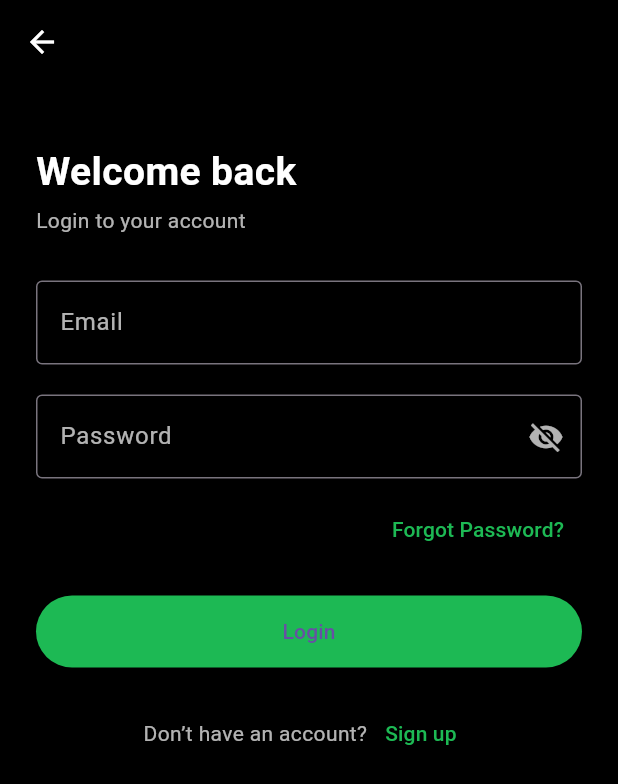
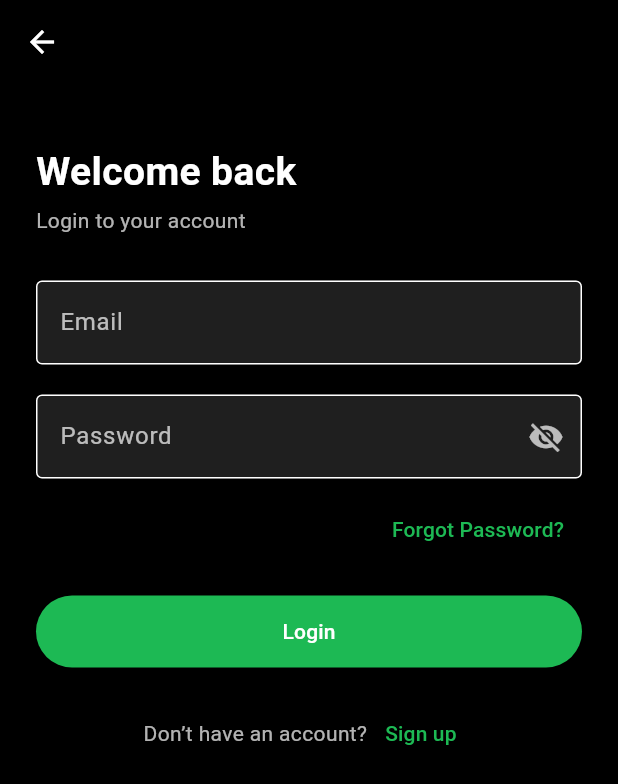
Before and after one commit to Bisrat-19/Flutter_Arifmusic, a Flutter app: the screen it shows after launch, after a tap on "Login", on a phone screen of 412 x 824 dp. Shown: the top 784 px of the screen. Run offline on Flutter 3.47's test engine with Material 3 defaults, Android fonts, the phone set to English and light mode, and no system bars; our stand-ins replace flutter_secure_storage.

Commit message:
added home screen with demmy data

```diff
--- /dev/null
+++ b/frontend/lib/config/theme.dart
@@ -0,0 +1,53 @@
+import 'package:flutter/material.dart';
+
+class AppColors {
+  static const Color background = Color(0xFF000000);
+  static const Color surface = Color(0xFF121212);
+  static const Color card = Color(0xFF1F1F1F);
+  static const Color accent = Color(0xFF1DB954);
+  static const Color textPrimary = Colors.white;
+  static const Color textSecondary = Colors.white70;
+  static const Color textDisabled = Colors.white54;
+}
+
+final ThemeData appTheme = ThemeData(
+  brightness: Brightness.dark,
+  scaffoldBackgroundColor: AppColors.background,
+  primaryColor: AppColors.accent,
+  colorScheme: ColorScheme.dark(
+    surface: AppColors.surface,
+    primary: AppColors.accent,
+    onPrimary: AppColors.textPrimary,
+    onSurface: AppColors.textPrimary,
+  ),
+  textTheme: const TextTheme(
+    titleLarge: TextStyle(color: AppColors.textPrimary),
+    bodyMedium: TextStyle(color: AppColors.textPrimary),
+  ),
+  elevatedButtonTheme: ElevatedButtonThemeData(
+    style: ElevatedButton.styleFrom(
+      backgroundColor: AppColors.accent,
+      foregroundColor: AppColors.textPrimary,
+      shape: RoundedRectangleBorder(borderRadius: BorderRadius.circular(30)),
+    ),
+  ),
+  outlinedButtonTheme: OutlinedButtonThemeData(
+    style: OutlinedButton.styleFrom(
+      side: BorderSide(color: AppColors.textDisabled),
+      foregroundColor: AppColors.textPrimary,
+      shape: RoundedRectangleBorder(borderRadius: BorderRadius.circular(30)),
+    ),
+  ),
+  inputDecorationTheme: InputDecorationTheme(
+    filled: true,
+    fillColor: AppColors.card,
+    hintStyle: TextStyle(color: AppColors.textSecondary),
+    labelStyle: TextStyle(color: AppColors.textSecondary),
+    border: OutlineInputBorder(borderRadius: BorderRadius.circular(12), borderSide: BorderSide.none),
+  ),
+  bottomNavigationBarTheme: BottomNavigationBarThemeData(
+    backgroundColor: AppColors.surface,
+    selectedItemColor: AppColors.accent,
+    unselectedItemColor: AppColors.textSecondary,
+  ),
+);
--- a/frontend/lib/main.dart
+++ b/frontend/lib/main.dart
@@ -2,18 +2,29 @@ import 'package:flutter/material.dart';
 import 'screens/auth/welcome_screen.dart';
 import 'screens/auth/login_screen.dart';
 import 'screens/auth/register_screen.dart';
+import 'screens/common/home_screen.dart'; // Replace with actual HomeScreen
+import 'config/theme.dart'; // Optional: your custom theme config
 
 void main() {
-  runApp(MaterialApp(
-    debugShowCheckedModeBanner: false,
-    home: WelcomeScreen(),
-    routes: {
-      '/login': (_) => LoginScreen(),
-      '/register': (_) => RegisterScreen(),
-      '/home': (_) => Scaffold(
-            appBar: AppBar(title: Text("Home")),
-            body: Center(child: Text("Welcome to ArifMusic!")),
-          ),
-    },
-  ));
+  runApp(const ArifMusicApp());
 }
+
+class ArifMusicApp extends StatelessWidget {
+  const ArifMusicApp({super.key});
+
+  @override
+  Widget build(BuildContext context) {
+    return MaterialApp(
+      title: 'ArifMusic',
+      debugShowCheckedModeBanner: false,
+      theme: appTheme, // Optional: Use your dark/light theme
+      initialRoute: '/',
+      routes: {
+        '/': (context) => const WelcomeScreen(),
+        '/login': (context) => const LoginScreen(),
+        '/register': (context) => const RegisterScreen(),
+        '/home': (context) => HomeScreen(), // Replace placeholder
+      },
+    );
+  }
+}
```
Also changed, not shown: frontend/lib/screens/common/home_screen.dart (added, +223 -0 lines), frontend/pubspec.yaml (+6 -1 lines), frontend/assets/images/banner.jpg (added), frontend/assets/images/profile.png (added), frontend/assets/images/song.jpg (added).
